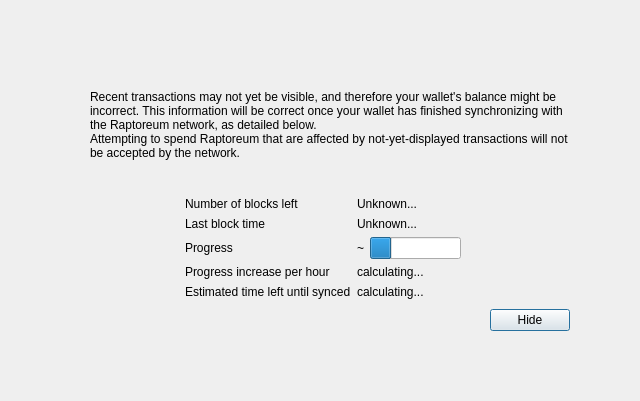
Raptor3um/raptoreum, file src/qt/forms/modaloverlay.ui: the form before one commit.
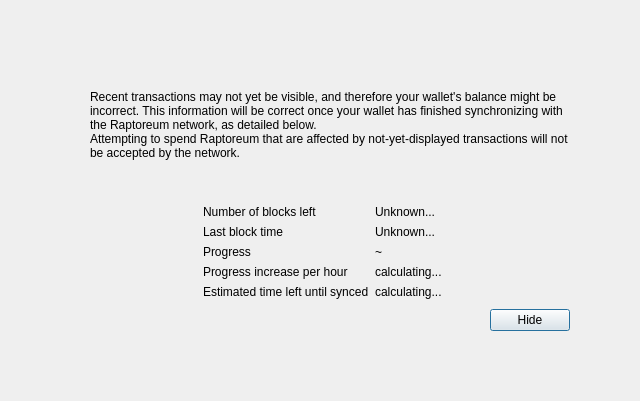
The form after the commit. Custom widgets are drawn as their Qt base class.

Patch:
```diff
--- a/src/qt/forms/modaloverlay.ui
+++ b/src/qt/forms/modaloverlay.ui
@@ -231,16 +231,6 @@
                </property>
               </widget>
              </item>
-             <item>
-              <widget class="QProgressBar" name="progressBar">
-               <property name="value">
-                <number>24</number>
-               </property>
-               <property name="format">
-                <string/>
-               </property>
-              </widget>
-             </item>
             </layout>
            </item>
            <item row="4" column="0">
```
